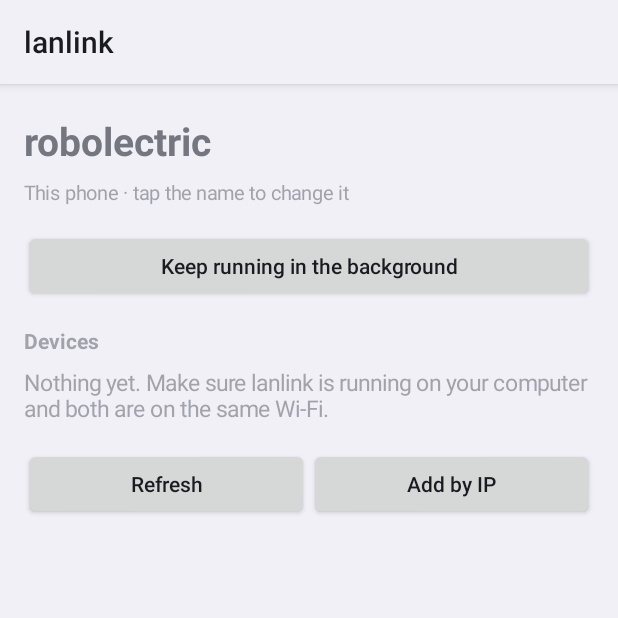
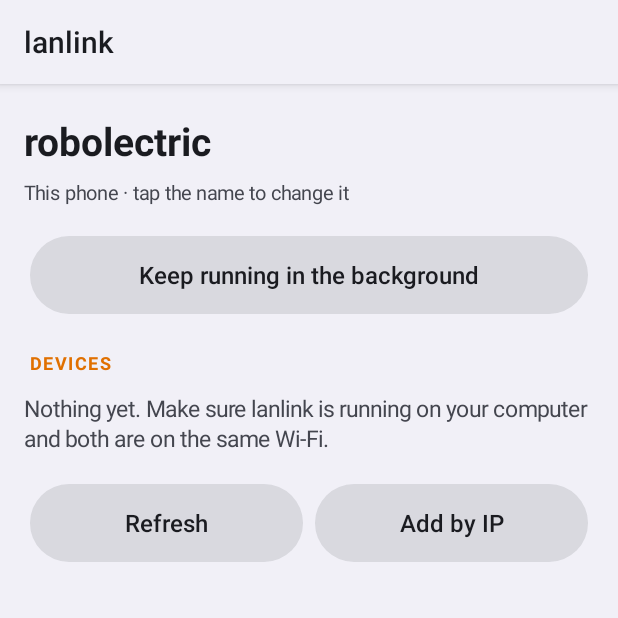
Before and after one commit to adelmonte/lanlink-android, an Android app: the screen it shows after launch (MainActivity), on a phone screen of 412 x 824 dp, the top half of it. Run offline under Robolectric (Android 15) with nearby library versions, the phone set to English and light mode, and no system bars; 6 statements that could not run were skipped.

Commit message:
Readable text colours, card entries, styled buttons

```diff
--- a/src/main/java/dev/lanlink/DeviceActivity.kt
+++ b/src/main/java/dev/lanlink/DeviceActivity.kt
@@ -66,13 +66,13 @@ class DeviceActivity : Activity() {
         val a = actions
         when {
             d.pair is PairState.Incoming -> {
-                a.button("Accept") { app.core.accept(d); Notify.cancelPair(this, d.id) }
+                a.button("Accept", primary = true) { app.core.accept(d); Notify.cancelPair(this, d.id) }
                 a.button("Reject") { app.core.reject(d); Notify.cancelPair(this, d.id) }
             }
             d.pair is PairState.Requested -> a.text("Waiting for ${d.name} to accept…", dim = true)
-            !d.paired && d.online -> a.button("Pair") { app.core.pair(d) }
+            !d.paired && d.online -> a.button("Pair", primary = true) { app.core.pair(d) }
             d.paired && d.online -> {
-                a.button("Send files") {
+                a.button("Send files", primary = true) {
                     startActivityForResult(
                         Intent(Intent.ACTION_OPEN_DOCUMENT).addCategory(Intent.CATEGORY_OPENABLE).setType("*/*")
                             .putExtra(Intent.EXTRA_ALLOW_MULTIPLE, true),
--- a/src/main/java/dev/lanlink/MainActivity.kt
+++ b/src/main/java/dev/lanlink/MainActivity.kt
@@ -35,7 +35,7 @@ class MainActivity : Activity() {
             space()
             setup = column(context)
             addView(setup)
-            text("Devices", 14f, bold = true, dim = true)
+            header("Devices")
             list = column(context)
             addView(list)
             space()
@@ -79,7 +79,7 @@ class MainActivity : Activity() {
             list.text("Nothing yet. Make sure lanlink is running on your computer and both are on the same Wi-Fi.", 15f, dim = true)
         }
         for (d in devs) {
-            list.entry(d.name, "${d.type} · ${stateText(d)}") { startActivity(DeviceActivity.intent(this, d.id)) }
+            list.entry(d.name, "${d.type} · ${stateText(d)}", highlight = d.paired && d.online) { startActivity(DeviceActivity.intent(this, d.id)) }
         }
     }
 
--- a/src/main/java/dev/lanlink/Ui.kt
+++ b/src/main/java/dev/lanlink/Ui.kt
@@ -2,8 +2,10 @@ package dev.lanlink
 
 import android.app.Activity
 import android.content.Context
+import android.content.res.ColorStateList
 import android.graphics.Typeface
-import android.util.TypedValue
+import android.graphics.drawable.GradientDrawable
+import android.graphics.drawable.RippleDrawable
 import android.view.Gravity
 import android.view.View
 import android.view.ViewGroup
@@ -17,9 +19,20 @@ import android.widget.TextView
 fun Context.dp(v: Number) = (v.toFloat() * resources.displayMetrics.density).toInt()
 
 fun Context.attrColor(attr: Int): Int {
-    val tv = TypedValue()
-    theme.resolveAttribute(attr, tv, true)
-    return tv.data
+    val a = obtainStyledAttributes(intArrayOf(attr))
+    try { return a.getColor(0, 0) } finally { a.recycle() }
+}
+
+private fun Int.withAlpha(a: Int) = (this and 0x00FFFFFF) or (a shl 24)
+
+/** Rounded, tappable surface: a faint tint of the text colour, or a solid fill. */
+private fun Context.surface(radius: Int, fill: Int? = null): RippleDrawable {
+    val fg = attrColor(android.R.attr.textColorPrimary)
+    val shape = GradientDrawable().apply {
+        cornerRadius = dp(radius).toFloat()
+        setColor(fill ?: fg.withAlpha(0x1C))
+    }
+    return RippleDrawable(ColorStateList.valueOf(fg.withAlpha(0x33)), shape, shape)
 }
 
 fun Activity.scrollColumn(build: LinearLayout.() -> Unit): LinearLayout {
@@ -45,45 +58,64 @@ fun LinearLayout.text(s: CharSequence, size: Float = 16f, bold: Boolean = false,
         text = s
         textSize = size
         if (bold) typeface = Typeface.DEFAULT_BOLD
-        if (dim) alpha = 0.65f
+        setTextColor(context.attrColor(if (dim) android.R.attr.textColorSecondary else android.R.attr.textColorPrimary))
+        setLineSpacing(0f, 1.15f)
         setPadding(0, context.dp(4), 0, context.dp(4))
     }
     addView(t)
     return t
 }
 
-fun LinearLayout.button(label: String, weight: Float = 0f, onClick: () -> Unit): Button {
+/** Small accent-coloured section title. */
+fun LinearLayout.header(s: String): TextView = text(s.uppercase(), 12f, bold = true).apply {
+    setTextColor(context.attrColor(android.R.attr.colorAccent))
+    letterSpacing = 0.08f
+    setPadding(context.dp(4), context.dp(8), 0, context.dp(8))
+}
+
+fun LinearLayout.button(label: String, weight: Float = 0f, primary: Boolean = false, onClick: () -> Unit): Button {
     val b = Button(context).apply {
         text = label
         isAllCaps = false
+        textSize = 16f
+        stateListAnimator = null
+        minHeight = context.dp(52)
+        if (primary) {
+            background = context.surface(26, context.attrColor(android.R.attr.colorAccent))
+            setTextColor(0xFF1A0E00.toInt())
+            typeface = Typeface.DEFAULT_BOLD
+        } else {
+            background = context.surface(26)
+            setTextColor(context.attrColor(android.R.attr.textColorPrimary))
+        }
         setOnClickListener { onClick() }
     }
-    if (weight > 0f) addView(b, LinearLayout.LayoutParams(0, ViewGroup.LayoutParams.WRAP_CONTENT, weight))
-    else addView(b, LinearLayout.LayoutParams(ViewGroup.LayoutParams.MATCH_PARENT, ViewGroup.LayoutParams.WRAP_CONTENT))
+    val m = context.dp(4)
+    val lp = if (weight > 0f) LinearLayout.LayoutParams(0, ViewGroup.LayoutParams.WRAP_CONTENT, weight)
+    else LinearLayout.LayoutParams(ViewGroup.LayoutParams.MATCH_PARENT, ViewGroup.LayoutParams.WRAP_CONTENT)
+    lp.setMargins(m, m, m, m)
+    addView(b, lp)
     return b
 }
 
 fun LinearLayout.space(h: Int = 12) = addView(View(context), LinearLayout.LayoutParams(1, context.dp(h)))
 
-/** A tappable two-line row, like a settings entry. */
-fun LinearLayout.entry(title: String, subtitle: String, onClick: () -> Unit) {
+/** A tappable two-line card, like a settings entry. */
+fun LinearLayout.entry(title: String, subtitle: String, highlight: Boolean = false, onClick: () -> Unit) {
     val c = column(context) {
-        text(title, 18f)
-        text(subtitle, 14f, dim = true)
-        val pad = context.dp(12)
-        setPadding(pad, pad, pad, pad)
+        text(title, 18f, bold = true)
+        text(subtitle, 14f, dim = true).apply {
+            if (highlight) setTextColor(context.attrColor(android.R.attr.colorAccent))
+        }
+        setPadding(context.dp(18), context.dp(12), context.dp(18), context.dp(12))
         isClickable = true
         isFocusable = true
-        foreground = context.getDrawable(context.attrColorRes(android.R.attr.selectableItemBackground))
+        background = context.surface(18)
         setOnClickListener { onClick() }
     }
-    addView(c)
-}
-
-private fun Context.attrColorRes(attr: Int): Int {
-    val tv = TypedValue()
-    theme.resolveAttribute(attr, tv, true)
-    return tv.resourceId
+    val lp = LinearLayout.LayoutParams(ViewGroup.LayoutParams.MATCH_PARENT, ViewGroup.LayoutParams.WRAP_CONTENT)
+    lp.setMargins(0, context.dp(4), 0, context.dp(4))
+    addView(c, lp)
 }
 
 fun stateText(d: dev.lanlink.core.Device): String = when {
```
